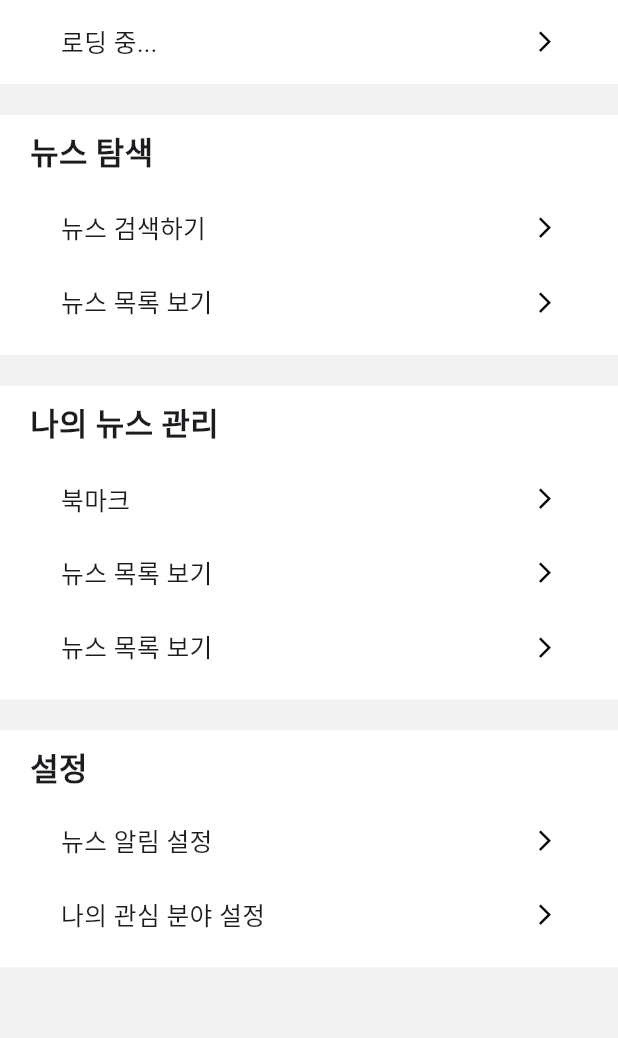
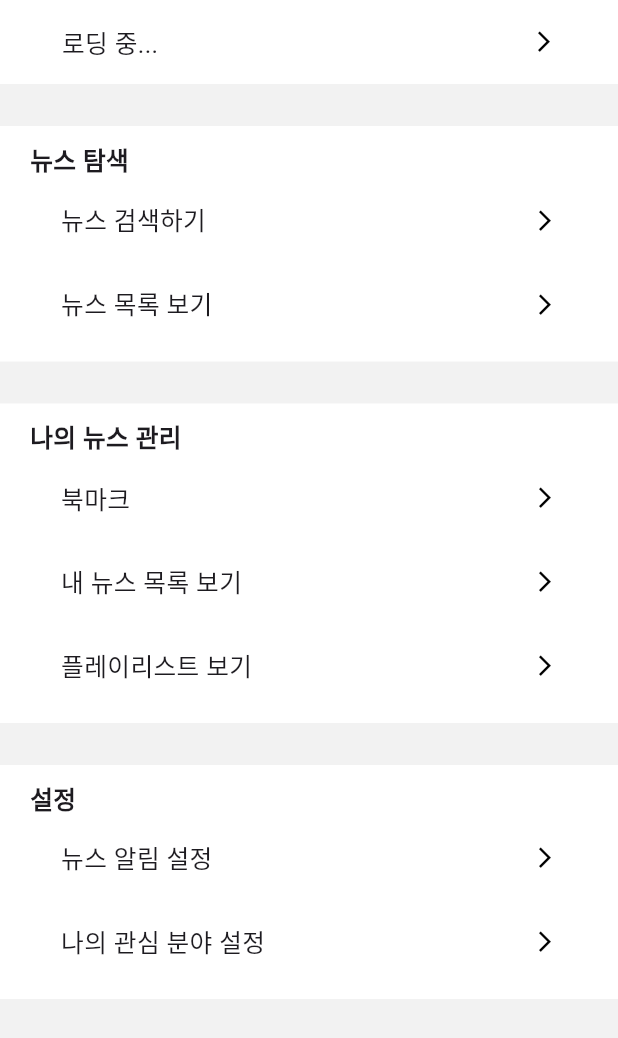
Before and after one commit to tteeyongPing/Frontend, a Flutter app: the MyPage screen opened directly with empty values, after a tap on "로딩 중...", on a phone screen of 412 x 824 dp. Shown: the top 1038 px of the screen. Run offline on Flutter 3.47's test engine with Material 3 defaults, Android fonts, the phone set to English and light mode, and no system bars; our stand-ins replace fl_chart, flutter_vector_icons, logger, shared_preferences, typicons_flutter; missing offline and left inert: kakao_flutter_sdk; accounts and stored records are empty; network calls fail.

Commit message:
[css] 마이페이지 크기 수저

```diff
--- a/newsee/lib/presentation/pages/MyPage/MyPage.dart
+++ b/newsee/lib/presentation/pages/MyPage/MyPage.dart
@@ -15,7 +15,6 @@ class MyPage extends StatefulWidget {
   final VoidCallback onNavigateMyPlaylistPage;
   final VoidCallback onNavigateToPlaylistPage;
 
-  // 생성자 부분에서 각 콜백을 필수 항목으로 받고 있습니다.
   const MyPage({
     required this.onNavigateToNews,
     required this.onNavigateToBookmark,
@@ -40,16 +39,15 @@ Future<String?> getUserName() async {
 }
 
 class _MyPageState extends State<MyPage> {
-  bool isLoading = false; // 로딩 상태를 관리하는 변수
-  String? nickName; // 사용자 닉네임을 저장할 변수
+  bool isLoading = false;
+  String? nickName;
 
   @override
   void initState() {
     super.initState();
-    loadName(); // 페이지 로드 시 닉네임을 불러오기
+    loadName();
   }
 
-  // SharedPreferences에서 토큰 및 유저 ID 가져오는 함수
   Future<Map<String, dynamic>> getTokenAndUserId() async {
     SharedPreferences prefs = await SharedPreferences.getInstance();
     String? token = prefs.getString('token');
@@ -57,7 +55,6 @@ class _MyPageState extends State<MyPage> {
     return {'token': token, 'userId': userId};
   }
 
-  // 오류 메시지를 보여주는 함수
   void _showErrorDialog(String message) {
     showDialog(
       context: context,
@@ -76,9 +73,8 @@ class _MyPageState extends State<MyPage> {
     );
   }
 
-  // JSON 파일을 로드하여 관심사 데이터를 초기화
   Future<void> loadName() async {
-    setState(() => isLoading = true); // 로딩 상태 시작
+    setState(() => isLoading = true);
     try {
       final credentials = await getTokenAndUserId();
       String? token = credentials['token'];
@@ -90,9 +86,9 @@ class _MyPageState extends State<MyPage> {
       });
 
       if (response.statusCode == 200) {
-        var data = json.decode(utf8.decode(response.bodyBytes)); // UTF-8로 디코딩
+        var data = json.decode(utf8.decode(response.bodyBytes));
         setState(() {
-          nickName = data['data']; // 닉네임을 상태에 저장
+          nickName = data['data'];
           saveUserName('$nickName');
         });
       } else {
@@ -102,11 +98,10 @@ class _MyPageState extends State<MyPage> {
       print('오류 발생: $e');
       _showErrorDialog('닉네임을 불러오는 중 오류가 발생했습니다.');
     } finally {
-      setState(() => isLoading = false); // 로딩 상태 종료
+      setState(() => isLoading = false);
     }
   }
 
-  // 중복된 InkWell 코드 재사용을 위한 메서드
   Widget buildNavigationRow(String title, {VoidCallback? onTap}) {
     double screenWidth = MediaQuery.of(context).size.width;
 
@@ -117,7 +112,7 @@ class _MyPageState extends State<MyPage> {
           horizontal: screenWidth * 0.05,
           vertical: screenWidth * 0.02,
         ),
-        height: screenWidth * 0.12,
+        height: kToolbarHeight,
         decoration: BoxDecoration(
           color: Colors.white,
         ),
@@ -139,11 +134,11 @@ class _MyPageState extends State<MyPage> {
     );
   }
 
-  // 섹션을 구성하는 메서드 (재사용)
   Widget buildSection({required String title, required List<Widget> items}) {
     double screenWidth = MediaQuery.of(context).size.width;
 
     return Container(
+      alignment: Alignment.center,
       decoration: BoxDecoration(
         color: Colors.white,
       ),
@@ -154,9 +149,8 @@ class _MyPageState extends State<MyPage> {
           Text(
             title,
             style: TextStyle(
-                fontSize: screenWidth * 0.05, fontWeight: FontWeight.bold),
+                fontSize: screenWidth * 0.04, fontWeight: FontWeight.bold),
           ),
-          SizedBox(height: 10),
           ...items,
         ],
       ),
@@ -170,22 +164,20 @@ class _MyPageState extends State<MyPage> {
     return Scaffold(
       backgroundColor: Color(0xFFF2F2F2),
       body: SingleChildScrollView(
-        // 화면이 길어지는 경우 스크롤 가능하게
         child: Column(
           children: [
-            // 홍길동 컨테이너
             Container(
               decoration: BoxDecoration(
                 color: Colors.white,
               ),
-              padding: const EdgeInsets.symmetric(horizontal: 20, vertical: 4),
-              child: SizedBox(
-                width: screenWidth,
-                height: 48,
+              height: kToolbarHeight,
+              padding: EdgeInsets.symmetric(
+                horizontal: screenWidth * 0.05,
+                vertical: screenWidth * 0.02,
+              ),
               child: buildNavigationRow(
-                  nickName ?? '로딩 중...', // nickName이 null일 경우 로딩 중이라고 표시
+                nickName ?? '로딩 중...',
                 onTap: () async {
-                    // ProfilePage로 이동하고 닉네임을 반환받음
                   final updatedNickName = await Navigator.push(
                     context,
                     MaterialPageRoute(
@@ -193,20 +185,18 @@ class _MyPageState extends State<MyPage> {
                     ),
                   );
 
-                    // 반환된 닉네임을 받아서 업데이트
                   if (updatedNickName != null) {
                     setState(() {
-                        nickName = updatedNickName; // nickName 업데이트
-                        saveUserName(nickName!); // SharedPreferences에 저장
+                      nickName = updatedNickName;
+                      saveUserName(nickName!);
                     });
                   }
                 },
               ),
             ),
+            SizedBox(
+              height: kToolbarHeight / 2,
             ),
-            SizedBox(height: screenWidth * 0.05),
-
-            // 뉴스 탐색 섹션
             buildSection(
               title: "뉴스 탐색",
               items: [
@@ -218,125 +208,33 @@ class _MyPageState extends State<MyPage> {
                 }),
                 GestureDetector(
                   onTap: widget.onNavigateToNews,
-                  child: Container(
-                    padding: EdgeInsets.symmetric(
-                      horizontal: screenWidth * 0.05,
-                      vertical: screenWidth * 0.02,
-                    ),
-                    height: screenWidth * 0.12,
-                    decoration: BoxDecoration(
-                      color: Colors.white,
-                    ),
-                    child: Row(
-                      mainAxisAlignment: MainAxisAlignment.spaceBetween,
-                      children: [
-                        Text(
-                          "뉴스 목록 보기",
-                          style: TextStyle(fontSize: screenWidth * 0.04),
-                        ),
-                        Icon(
-                          Icons.arrow_forward_ios,
-                          size: screenWidth * 0.04,
-                          color: Colors.black,
+                  child: buildNavigationRow("뉴스 목록 보기"),
                 ),
               ],
             ),
+            SizedBox(
+              height: kToolbarHeight / 2,
             ),
-                ),
-              ],
-            ),
-            SizedBox(height: screenWidth * 0.05),
-
-            // 나의 뉴스 관리 섹션
             buildSection(
               title: "나의 뉴스 관리",
               items: [
                 GestureDetector(
                   onTap: widget.onNavigateToBookmark,
-                  child: Container(
-                    padding: EdgeInsets.symmetric(
-                      horizontal: screenWidth * 0.05,
-                      vertical: screenWidth * 0.02,
+                  child: buildNavigationRow("북마크"),
                 ),
-                    height: screenWidth * 0.12,
-                    decoration: BoxDecoration(
-                      color: Colors.white,
+                GestureDetector(
+                  onTap: widget.onNavigateMyPlaylistPage,
+                  child: buildNavigationRow("내 뉴스 목록 보기"),
                 ),
-                    child: Row(
-                      mainAxisAlignment: MainAxisAlignment.spaceBetween,
-                      children: [
-                        Text(
-                          "북마크",
-                          style: TextStyle(fontSize: screenWidth * 0.04),
-                        ),
-                        Icon(
-                          Icons.arrow_forward_ios,
-                          size: screenWidth * 0.04,
-                          color: Colors.black,
+                GestureDetector(
+                  onTap: widget.onNavigateToPlaylistPage,
+                  child: buildNavigationRow("플레이리스트 보기"),
                 ),
               ],
             ),
+            SizedBox(
+              height: kToolbarHeight / 2,
             ),
-                ),
-                GestureDetector(
-                  onTap: widget.onNavigateMyPlaylistPage,
-                  child: Container(
-                    padding: EdgeInsets.symmetric(
-                      horizontal: screenWidth * 0.05,
-                      vertical: screenWidth * 0.02,
-                    ),
-                    height: screenWidth * 0.12,
-                    decoration: BoxDecoration(
-                      color: Colors.white,
-                    ),
-                    child: Row(
-                      mainAxisAlignment: MainAxisAlignment.spaceBetween,
-                      children: [
-                        Text(
-                          "뉴스 목록 보기",
-                          style: TextStyle(fontSize: screenWidth * 0.04),
-                        ),
-                        Icon(
-                          Icons.arrow_forward_ios,
-                          size: screenWidth * 0.04,
-                          color: Colors.black,
-                        ),
-                      ],
-                    ),
-                  ),
-                ),
-                GestureDetector(
-                  onTap: widget.onNavigateToPlaylistPage,
-                  child: Container(
-                    padding: EdgeInsets.symmetric(
-                      horizontal: screenWidth * 0.05,
-                      vertical: screenWidth * 0.02,
-                    ),
-                    height: screenWidth * 0.12,
-                    decoration: BoxDecoration(
-                      color: Colors.white,
-                    ),
-                    child: Row(
-                      mainAxisAlignment: MainAxisAlignment.spaceBetween,
-                      children: [
-                        Text(
-                          "뉴스 목록 보기",
-                          style: TextStyle(fontSize: screenWidth * 0.04),
-                        ),
-                        Icon(
-                          Icons.arrow_forward_ios,
-                          size: screenWidth * 0.04,
-                          color: Colors.black,
-                        ),
-                      ],
-                    ),
-                  ),
-                ),
-              ],
-            ),
-            SizedBox(height: screenWidth * 0.05),
-
-            // 설정 섹션
             buildSection(
               title: "설정",
               items: [
@@ -357,6 +255,9 @@ class _MyPageState extends State<MyPage> {
                 }),
               ],
             ),
+            SizedBox(
+              height: kToolbarHeight / 2,
+            ),
           ],
         ),
       ),
--- a/newsee/lib/presentation/pages/MyPage/ProfilePage/ProfilePage.dart
+++ b/newsee/lib/presentation/pages/MyPage/ProfilePage/ProfilePage.dart
@@ -281,7 +281,7 @@ class _ProfilePageState extends State<ProfilePage> {
           horizontal: screenWidth * 0.05,
           vertical: screenWidth * 0.02,
         ),
-        height: screenWidth * 0.12,
+        height: kToolbarHeight,
         decoration: BoxDecoration(
           color: Colors.white,
         ),
@@ -334,7 +334,9 @@ class _ProfilePageState extends State<ProfilePage> {
 
   @override
   Widget build(BuildContext context) {
+    double screenWidth = MediaQuery.of(context).size.width;
     return Scaffold(
+      backgroundColor: Color(0xFFF2F2F2),
       appBar: AppBar(
         backgroundColor: Colors.white,
         elevation: 0,
@@ -350,6 +352,10 @@ class _ProfilePageState extends State<ProfilePage> {
             style: TextStyle(color: Colors.black, fontSize: 20),
           ),
         ),
+        bottom: PreferredSize(
+          preferredSize: Size.fromHeight(1.0),
+          child: Divider(color: Colors.grey, thickness: 1.0, height: 1.0),
+        ),
       ),
       body: Column(
         children: [
@@ -357,6 +363,9 @@ class _ProfilePageState extends State<ProfilePage> {
           buildNavigationRow('닉네임 변경', onTap: () {
             _navigateToEditNamePage();
           }),
+          SizedBox(
+            height: kToolbarHeight / 2,
+          ),
           buildNavigationRow('로그아웃', onTap: _showLogoutDialog),
           buildNavigationRow('회원 탈퇴', onTap: _showUnsubscribeDialog),
         ],
--- a/newsee/lib/presentation/widgets/header/header.dart
+++ b/newsee/lib/presentation/widgets/header/header.dart
@@ -17,11 +17,9 @@ class Header extends StatelessWidget {
     return Column(
       children: [
         Container(
-          padding: EdgeInsets.only(
-            left: screenWidth * 0.05,
-            top: screenWidth * 0.11,
-            right: screenWidth * 0.05,
-            bottom: 0, // 아래쪽 패딩을 조정하여 약간의 공간 유지
+          height: kToolbarHeight, // 높이를 kToolbarHeight로 고정
+          padding: EdgeInsets.symmetric(
+            horizontal: screenWidth * 0.05,
           ),
           child: Row(
             mainAxisAlignment: MainAxisAlignment.spaceBetween, // 좌우로 요소 배치
```
Lines whose indentation alone changed are shown as unchanged.
